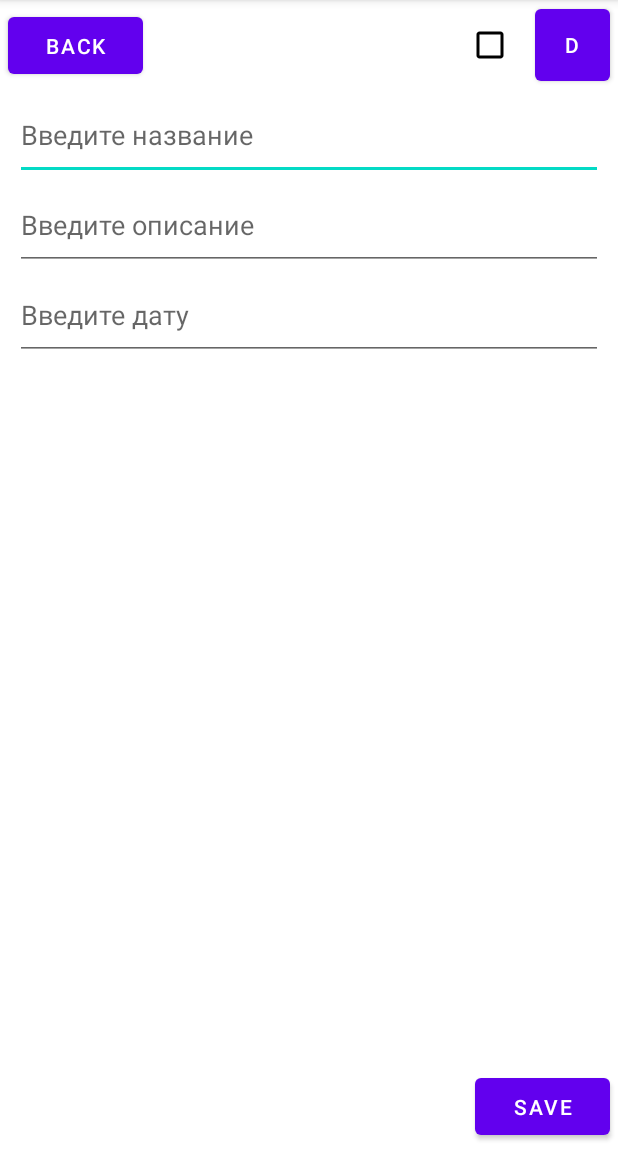
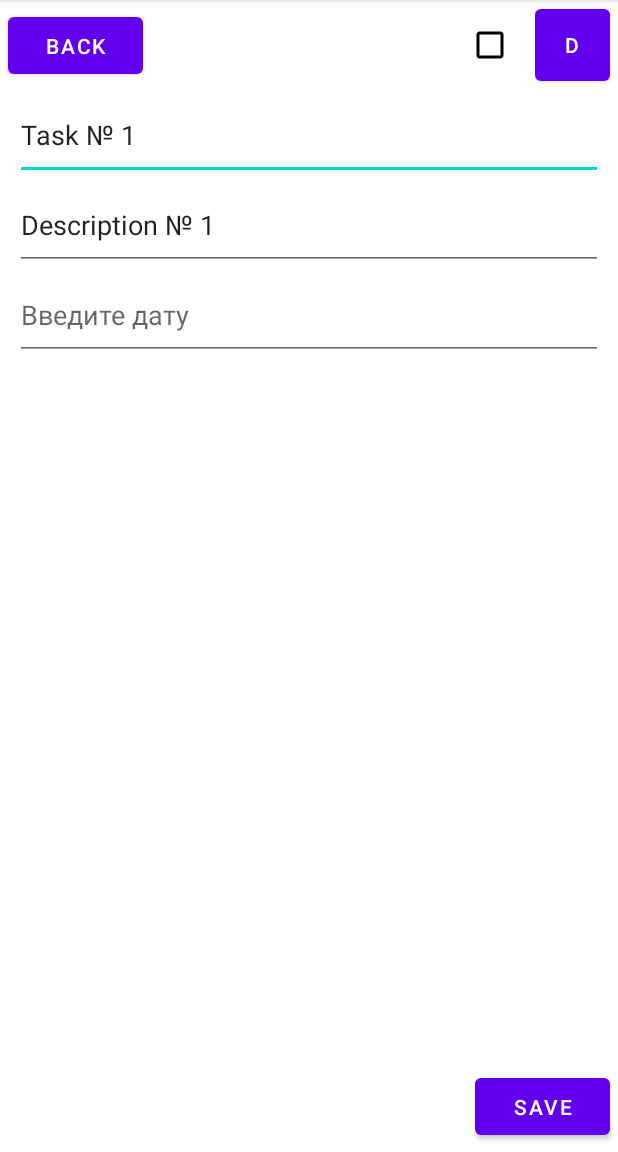
Before and after one commit to RandomServant/FRIENDLY-FIRE-Tasks, an Android app: the screen it shows after launch (TaskActivity), after a tap on an icon or button, on a phone screen of 412 x 824 dp, the part 84-1236 px from its top. Run offline under Robolectric (Android 15) with nearby library versions, the phone set to English and light mode, and no system bars; 3 other taps on this screen came first.

Commit message:
Добавлены даты

```diff
--- a/app/src/main/java/com/example/friendlyfiretasks/data/RepositoryImplementation.kt
+++ b/app/src/main/java/com/example/friendlyfiretasks/data/RepositoryImplementation.kt
@@ -10,7 +10,7 @@ object RepositoryImplementation : Repository{
 
     init {
         for (i in 0..5) {
-            val task = Task("Task № ${i}", "Description № ${i}")
+            val task = Task("Task № ${i}", "Description № ${i}", "")
             createTask(task)
         }
     }
--- a/app/src/main/java/com/example/friendlyfiretasks/data/Task.kt
+++ b/app/src/main/java/com/example/friendlyfiretasks/data/Task.kt
@@ -3,6 +3,7 @@ package com.example.friendlyfiretasks.data
 data class Task(
     var name: String,
     var description: String,
+    var date: String,
     var isFavourite: Boolean = false,
     var id: Int = UNDEFINED_ID
 ) {
--- a/app/src/main/java/com/example/friendlyfiretasks/presentation/MainActivity.kt
+++ b/app/src/main/java/com/example/friendlyfiretasks/presentation/MainActivity.kt
@@ -24,7 +24,7 @@ class MainActivity : AppCompatActivity() {
         recycler.layoutManager = LinearLayoutManager(this)
 
         adapter.onClick = {
-            startActivity(TaskActivity.getIntent(this, it.name, it.description))
+            startActivity(TaskActivity.getIntent(this, it.name, it.description, it.date))
         }
 
         adapter.onLongClick = { task, pos ->
@@ -40,7 +40,7 @@ class MainActivity : AppCompatActivity() {
         viewModel.getAllTaskList()
 
         findViewById<FloatingActionButton>(R.id.button_add).setOnClickListener {
-            viewModel.addTaskToList("New task", "desc")
+            viewModel.addTaskToList("New task", "desc", "")
         }
     }
 }
--- a/app/src/main/java/com/example/friendlyfiretasks/presentation/TaskActivity.kt
+++ b/app/src/main/java/com/example/friendlyfiretasks/presentation/TaskActivity.kt
@@ -11,8 +11,9 @@ import com.google.android.material.textfield.TextInputEditText
 
 class TaskActivity : AppCompatActivity() {
 
-    lateinit var name: String
-    lateinit var description: String
+    private lateinit var name: String
+    private lateinit var description: String
+    private lateinit var date: String
 
     override fun onCreate(savedInstanceState: Bundle?) {
         super.onCreate(savedInstanceState)
@@ -20,18 +21,23 @@ class TaskActivity : AppCompatActivity() {
 
         description = intent.getStringExtra(DESCRIPTION_EXTRA).toString()
         name = intent.getStringExtra(NAME_EXTRA).toString()
-        findViewById<TextInputEditText>(R.id.nameBox).setText(name)
-        //findViewById<EditText>(R.id.editDate).text = description
+        date = intent.getStringExtra(DATE_EXTRA).toString()
+
+        findViewById<EditText>(R.id.editName).setText(name)
+        findViewById<EditText>(R.id.editDesc).setText(description)
+        findViewById<EditText>(R.id.editDate).setText(date)
     }
 
     companion object {
         private const val NAME_EXTRA = "NAME"
         private const val DESCRIPTION_EXTRA = "DESK"
+        private const val DATE_EXTRA = ""
 
-        fun getIntent(context: Context, name: String, description: String) : Intent {
+        fun getIntent(context: Context, name: String, description: String, date: String) : Intent {
             val intent = Intent(context, TaskActivity::class.java)
             intent.putExtra(NAME_EXTRA, name)
             intent.putExtra(DESCRIPTION_EXTRA, description)
+            intent.putExtra(DATE_EXTRA, date)
             return intent
         }
     }
--- a/app/src/main/java/com/example/friendlyfiretasks/presentation/TaskActivityViewModel.kt
+++ b/app/src/main/java/com/example/friendlyfiretasks/presentation/TaskActivityViewModel.kt
@@ -20,8 +20,8 @@ class TaskActivityViewModel : ViewModel(){
         taskList.value = getAllTaskListUseCase.execute()
     }
 
-    fun addTaskToList(title: String, description: String) {
-        addTaskUseCase.execute(Task(title, description))
+    fun addTaskToList(title: String, description: String, date: String) {
+        addTaskUseCase.execute(Task(title, description, date))
         getAllTaskList()
     }
 
```
